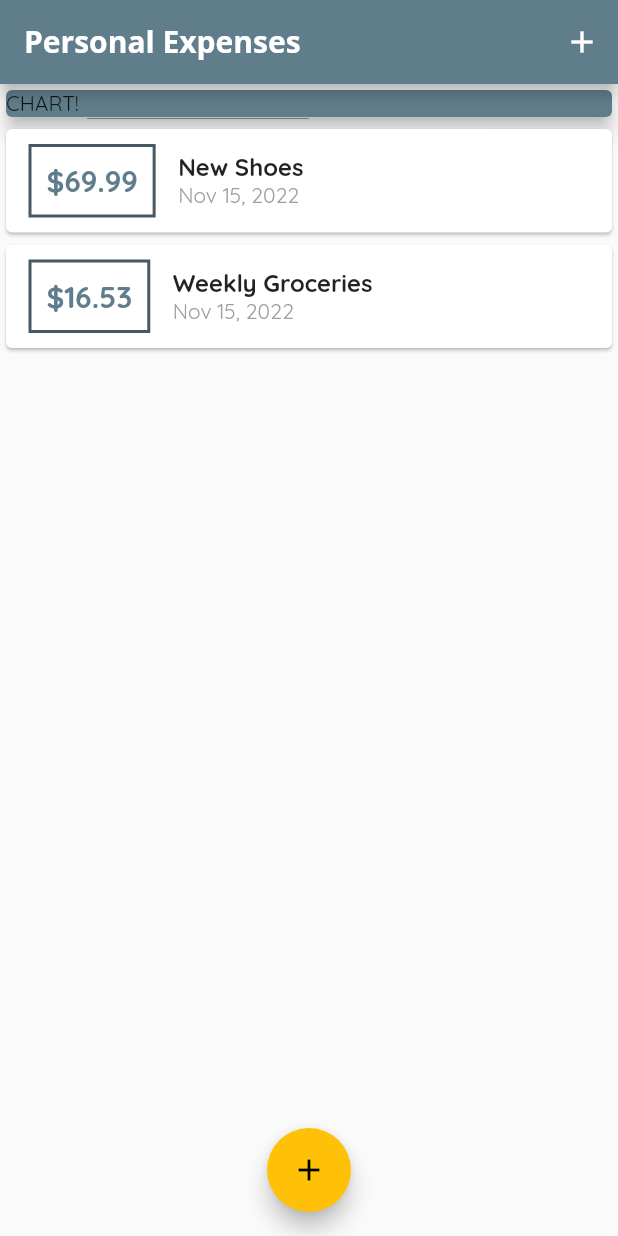
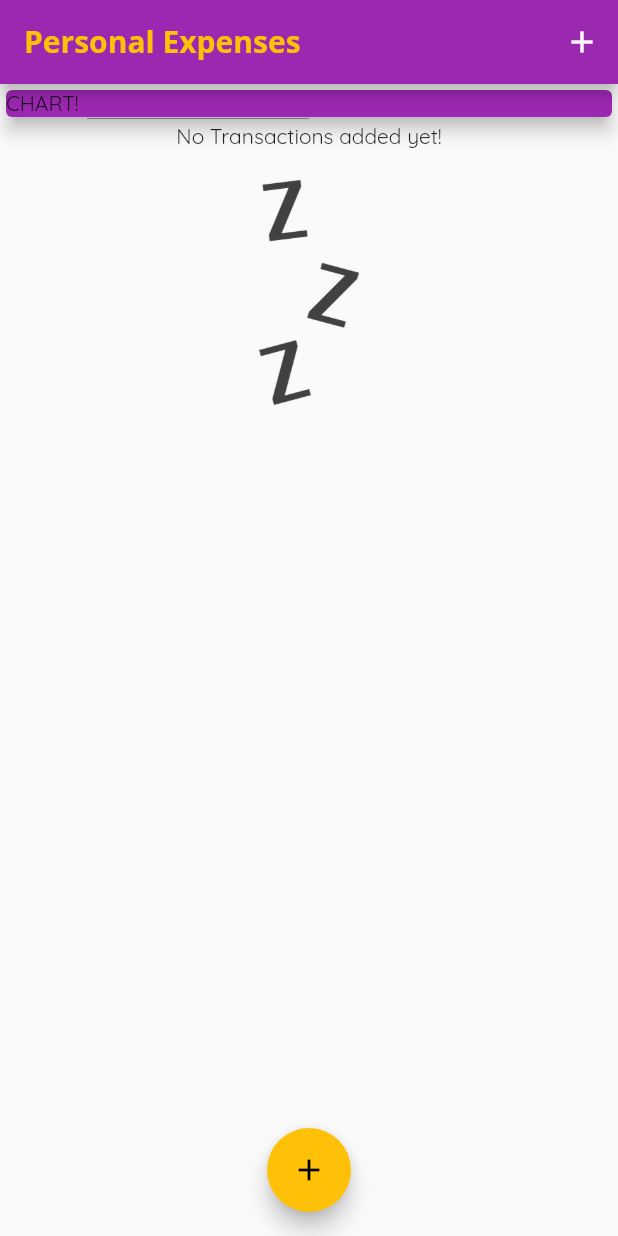
Before and after one commit to khlebobul/personal-expenses-app, a Flutter app: the screen it shows after launch, on a phone screen of 412 x 824 dp. Run offline on Flutter 3.47's test engine with Material 2 defaults, Android fonts, the phone set to English and light mode, and no system bars.

```diff
--- a/lib/main.dart
+++ b/lib/main.dart
@@ -13,14 +13,15 @@ class MyApp extends StatelessWidget {
     return MaterialApp(
       title: 'Personal Expenses',
       theme: ThemeData(
-        primarySwatch: Colors.blueGrey,
+        primarySwatch: Colors.purple,
         accentColor: Colors.amber,
         fontFamily: 'Quicksand',
         appBarTheme: AppBarTheme(
             titleTextStyle: TextStyle(
                 fontFamily: 'OpenSans',
                 fontSize: 20,
-                fontWeight: FontWeight.bold)),
+                fontWeight: FontWeight.bold,
+                color: Colors.amber)),
       ),
       home: MyHomePage(),
     );
@@ -36,18 +37,18 @@ class _MyHomePageState extends State<MyHomePage> {
   // String titleInput;
 
   final List<Transaction> _userTransactions = [
-    Transaction(
-      id: 't1',
-      title: 'New Shoes',
-      amount: 69.99,
-      date: DateTime.now(),
-    ),
-    Transaction(
-      id: 't2',
-      title: 'Weekly Groceries',
-      amount: 16.53,
-      date: DateTime.now(),
-    ),
+    //   Transaction(
+    //     id: 't1',
+    //     title: 'New Shoes',
+    //     amount: 69.99,
+    //     date: DateTime.now(),
+    //   ),
+    //   Transaction(
+    //     id: 't2',
+    //     title: 'Weekly Groceries',
+    //     amount: 16.53,
+    //     date: DateTime.now(),
+    //   ),
   ];
 
   void _addNewTransaction(String txTitle, double txAmount) {
--- a/lib/widgets/transaction_list.dart
+++ b/lib/widgets/transaction_list.dart
@@ -12,7 +12,25 @@ class TransactionList extends StatelessWidget {
   Widget build(BuildContext context) {
     return Container(
       height: 300,
-      child: ListView.builder(
+      child: transactions.isEmpty
+          ? Column(
+              children: <Widget>[
+                Text(
+                  'No Transactions added yet!',
+                ),
+                SizedBox(
+                  height: 20,
+                ),
+                Container(
+                  height: 150,
+                  child: Image.asset(
+                    'assets/images/waiting.png',
+                    fit: BoxFit.cover,
+                  ),
+                )
+              ],
+            )
+          : ListView.builder(
               itemBuilder: (ctx, index) {
                 return Card(
                   child: Row(
--- a/pubspec.yaml
+++ b/pubspec.yaml
@@ -61,9 +61,8 @@ flutter:
   uses-material-design: true
 
   # To add assets to your application, add an assets section, like this:
-  # assets:
-  #   - images/a_dot_burr.jpeg
-  #   - images/a_dot_ham.jpeg
+  assets:
+    - assets/images/waiting.png
 
   # An image asset can refer to one or more resolution-specific "variants", see
   # https://flutter.dev/assets-and-images/#resolution-aware
```
Also changed, not shown: assets/images/waiting.png (added), 47 other files. Lines whose indentation alone changed are shown as unchanged.
